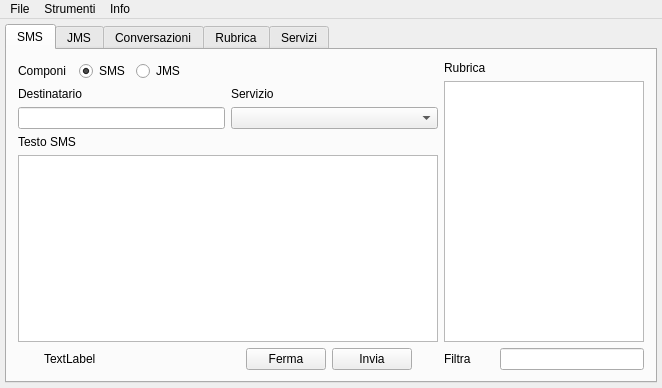
Old version of the form mainjacksms.ui in the repository freesmee/freesmee-desktop.
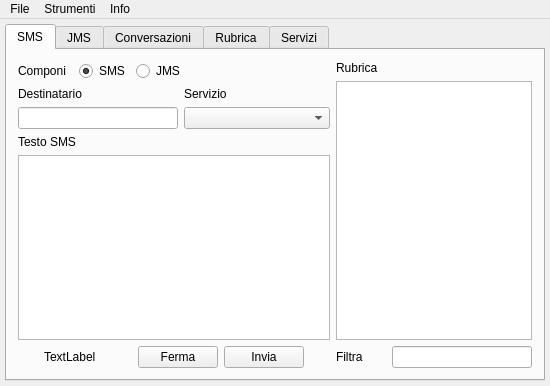
New version of the form. The open tabs and pages were chosen to show the change. Icons and pictures are not drawn.

```diff
--- a/mainjacksms.ui
+++ b/mainjacksms.ui
@@ -6,8 +6,8 @@
    <rect>
     <x>0</x>
     <y>0</y>
-    <width>662</width>
-    <height>388</height>
+    <width>550</width>
+    <height>386</height>
    </rect>
   </property>
   <property name="sizePolicy">
@@ -691,6 +691,9 @@
                     <property name="alignment">
                      <set>Qt::AlignRight|Qt::AlignTrailing|Qt::AlignVCenter</set>
                     </property>
+                    <property name="wordWrap">
+                     <bool>true</bool>
+                    </property>
                    </widget>
                   </item>
                  </layout>
@@ -768,6 +771,12 @@
                     <height>16</height>
                    </size>
                   </property>
+                  <property name="checkable">
+                   <bool>false</bool>
+                  </property>
+                  <property name="autoDefault">
+                   <bool>true</bool>
+                  </property>
                  </widget>
                 </item>
                 <item>
@@ -1529,7 +1538,7 @@
     <rect>
      <x>0</x>
      <y>0</y>
-     <width>662</width>
+     <width>550</width>
      <height>21</height>
     </rect>
    </property>
```
Left out of the diff: 94 changed lines with no effect on the pictures.
